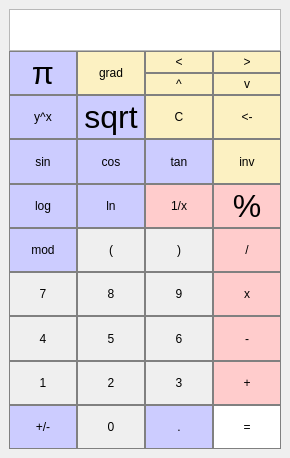
Above: instructor/Calculator_cmake/mainwindow.ui from ajjkoch/allgaeu_rechner before the change. Below: the same form after it.
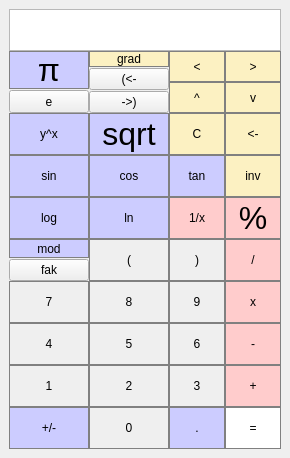
That is the form after the change.

Commit message: Move calculator control stacks into Qt Designer UI

Diff of the .ui file:
```diff
--- a/instructor/Calculator_cmake/mainwindow.ui
+++ b/instructor/Calculator_cmake/mainwindow.ui
@@ -233,6 +233,7 @@
        </widget>
       </item>
       <item row="1" column="0">
+<layout class="QVBoxLayout" name="constantButtonLayout"><property name="spacing"><number>1</number></property><item>
        <widget class="QPushButton" name="pushButton_pi">
         <property name="sizePolicy">
          <sizepolicy hsizetype="Minimum" vsizetype="MinimumExpanding">
@@ -263,6 +264,7 @@
          <string>π</string>
         </property>
        </widget>
+      </item><item><widget class="QPushButton" name="pushButton_e"><property name="text"><string>e</string></property><property name="sizePolicy"><sizepolicy hsizetype="Minimum" vsizetype="MinimumExpanding"><horstretch>0</horstretch><verstretch>0</verstretch></sizepolicy></property><property name="focusPolicy"><enum>Qt::NoFocus</enum></property></widget></item></layout>
       </item>
       <item row="12" column="1">
        <widget class="QPushButton" name="pushButton_5">
@@ -526,6 +528,7 @@
        </widget>
       </item>
       <item row="10" column="0">
+<layout class="QVBoxLayout" name="modButtonLayout"><property name="spacing"><number>1</number></property><item>
        <widget class="QPushButton" name="pushButton_mod">
         <property name="sizePolicy">
          <sizepolicy hsizetype="Minimum" vsizetype="MinimumExpanding">
@@ -548,6 +551,7 @@
          <string>mod</string>
         </property>
        </widget>
+      </item><item><widget class="QPushButton" name="pushButton_fact"><property name="text"><string>fak</string></property><property name="sizePolicy"><sizepolicy hsizetype="Minimum" vsizetype="MinimumExpanding"><horstretch>0</horstretch><verstretch>0</verstretch></sizepolicy></property><property name="focusPolicy"><enum>Qt::NoFocus</enum></property></widget></item></layout>
       </item>
       <item row="5" column="3">
        <widget class="QPushButton" name="pushButton_erase_left">
@@ -778,6 +782,7 @@
        </widget>
       </item>
       <item row="1" column="1">
+<layout class="QVBoxLayout" name="angleAndBracketsLayout"><property name="spacing"><number>1</number></property><item>
        <widget class="QPushButton" name="pushButton_changeDegreesMode">
         <property name="sizePolicy">
          <sizepolicy hsizetype="Minimum" vsizetype="MinimumExpanding">
@@ -800,6 +805,7 @@
          <string>grad</string>
         </property>
        </widget>
+      </item><item><widget class="QPushButton" name="pushButton_bracket_left_start"><property name="text"><string>(&lt;-</string></property><property name="sizePolicy"><sizepolicy hsizetype="Minimum" vsizetype="MinimumExpanding"><horstretch>0</horstretch><verstretch>0</verstretch></sizepolicy></property><property name="focusPolicy"><enum>Qt::NoFocus</enum></property></widget></item><item><widget class="QPushButton" name="pushButton_bracket_right_end"><property name="text"><string>-&gt;)</string></property><property name="sizePolicy"><sizepolicy hsizetype="Minimum" vsizetype="MinimumExpanding"><horstretch>0</horstretch><verstretch>0</verstretch></sizepolicy></property><property name="focusPolicy"><enum>Qt::NoFocus</enum></property></widget></item></layout>
       </item>
       <item row="7" column="1">
        <widget class="QPushButton" name="pushButton_cos">
```
Lines whose indentation alone changed are shown as unchanged.
